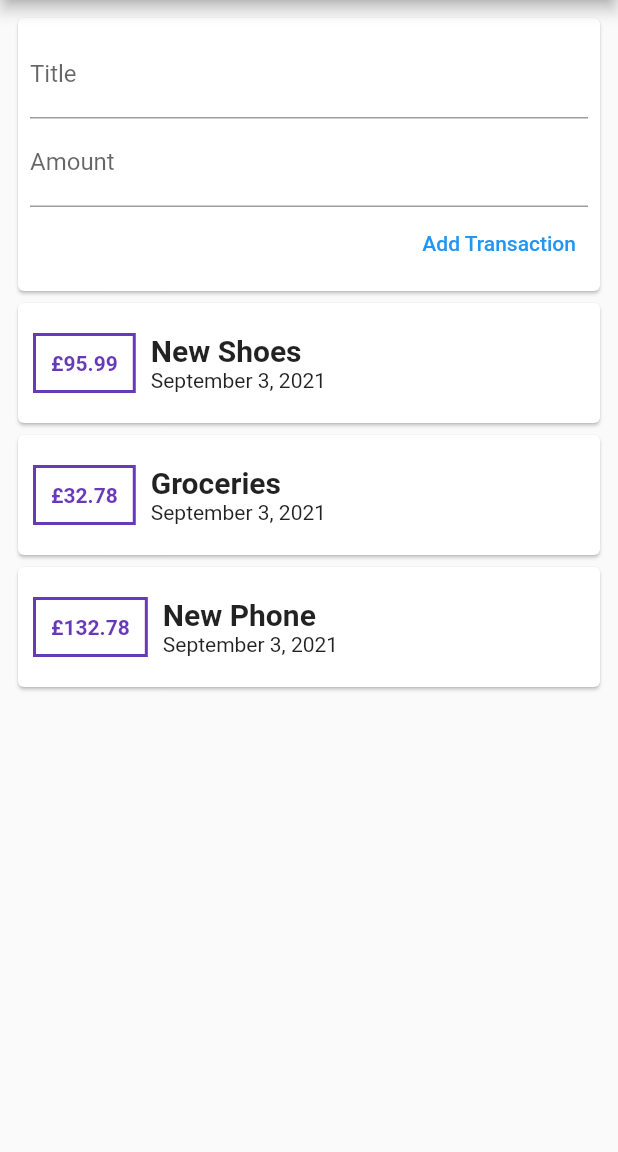
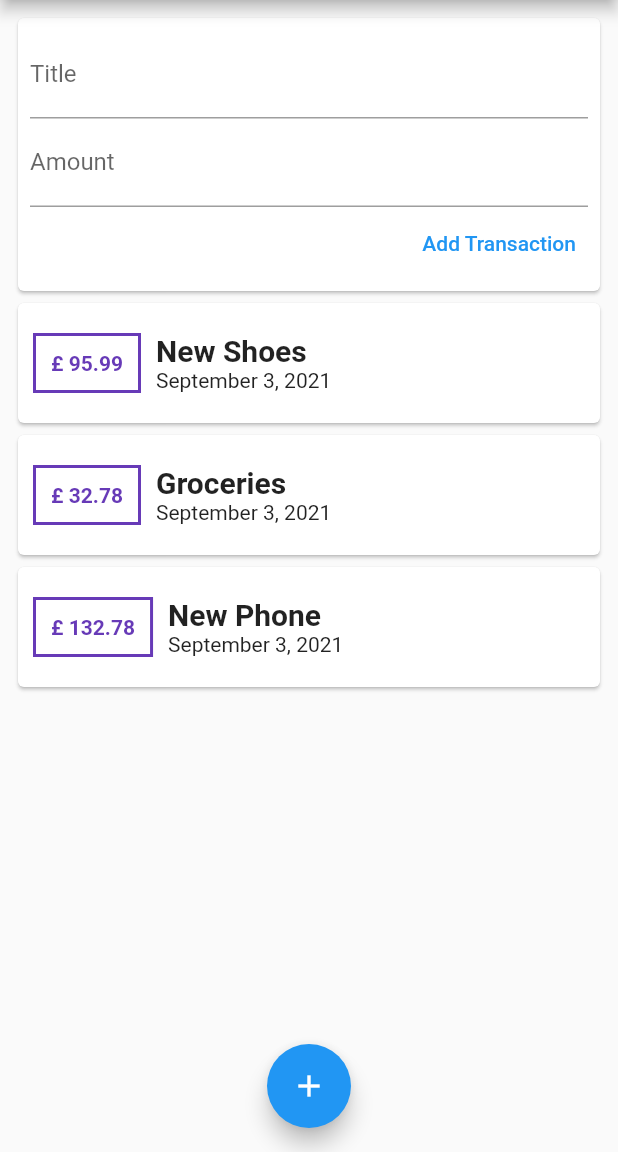
Before and after one commit to CrisCrassus/personal_expenses, a Flutter app: the screen it shows after launch, after a tap on "Add Transaction", on a phone screen of 412 x 824 dp, the part 84-1236 px from its top. Run offline on Flutter 3.47's test engine with Material 2 defaults, Android fonts, the phone set to English and light mode, and no system bars.

```diff
--- a/lib/main.dart
+++ b/lib/main.dart
@@ -1,5 +1,8 @@
 import 'package:flutter/material.dart';
+import 'package:personal_expenses/widgets/new_transaction.dart';
 import 'package:personal_expenses/widgets/user_transaction.dart';
+
+import 'models/transaction.dart';
 
 void main() => runApp(MyApp());
 
@@ -14,11 +17,49 @@ class MyApp extends StatelessWidget {
   }
 }
 
-class MyHomePage extends StatelessWidget {
-  final titleController = TextEditingController();
-  final amountController = TextEditingController();
+class MyHomePage extends StatefulWidget {
+  MyHomePage({Key key}) : super(key: key);
 
-  MyHomePage({Key key}) : super(key: key);
+  @override
+  _MyHomePageState createState() => _MyHomePageState();
+}
+
+class _MyHomePageState extends State<MyHomePage> {
+  /* final List<Transaction> _userTransaction = [
+    Transaction(
+      id: 't1',
+      title: 'New Shoes',
+      amount: 95.99,
+      date: DateTime.now(),
+    ),
+    Transaction(
+      id: 't2',
+      title: 'Groceries',
+      amount: 32.78,
+      date: DateTime.now(),
+    ),
+    Transaction(
+      id: 't2',
+      title: 'New Phone',
+      amount: 132.78,
+      date: DateTime.now(),
+    )
+  ];
+
+  void _addNewTransaction(String txTitle, double txAmount) {
+    final newTx = Transaction(
+      id: DateTime.now().toString(),
+      title: txTitle,
+      amount: txAmount,
+      date: DateTime.now(),
+    );
+  } */
+
+/*   void startAddNewTransaction(BuildContext ctx) {
+    showModalBottomSheet(context: ctx, builder: (bCtx) {
+      return NewTransaction(txHandler: _addNewTransaction);
+    });
+  } */
 
   @override
   Widget build(BuildContext context) {
@@ -52,6 +93,11 @@ class MyHomePage extends StatelessWidget {
           ),
         ),
       ),
+      floatingActionButtonLocation: FloatingActionButtonLocation.centerFloat,
+      floatingActionButton: FloatingActionButton(
+        child: Icon(Icons.add),
+        onPressed: () {},
+      ),
     );
   }
 }
--- a/lib/widgets/new_transaction.dart
+++ b/lib/widgets/new_transaction.dart
@@ -9,7 +9,17 @@ class NewTransaction extends StatelessWidget {
   NewTransaction({Key key, this.txHandler}) : super(key: key);
 
   void submitData() {
-    txHandler(titleController.text, double.parse(amountController.text));
+    final enteredTitle = titleController.text;
+    final enteredAmount = double.parse(amountController.text);
+
+    if (enteredTitle.isEmpty || enteredAmount <= 0) {
+      return;
+    }
+
+    txHandler(
+      enteredTitle,
+      enteredAmount,
+    );
   }
 
   @override
@@ -34,11 +44,11 @@ class NewTransaction extends StatelessWidget {
               decoration: InputDecoration(
                 labelText: 'Amount',
               ),
+              onSubmitted: (_) => submitData(),
             ),
             TextButton(
               onPressed: () {
-                txHandler(
-                    titleController.text, double.parse(amountController.text));
+                submitData();
               },
               child: Text('Add Transaction'),
             )
--- a/lib/widgets/transaction_list.dart
+++ b/lib/widgets/transaction_list.dart
@@ -28,7 +28,7 @@ class TransactionList extends StatelessWidget {
                   ),
                   child: Center(
                     child: Text(
-                      '£' + transactions[index].amount.toString(),
+                      '£ ${transactions[index].amount.toStringAsFixed(2)}',
                       style: TextStyle(
                         fontWeight: FontWeight.bold,
                         color: Colors.deepPurple,
@@ -51,6 +51,7 @@ class TransactionList extends StatelessWidget {
                     ),
                   ],
                 ),
+
               ],
             ),
           );
--- a/lib/widgets/user_transaction.dart
+++ b/lib/widgets/user_transaction.dart
@@ -53,9 +53,7 @@ class _UserTransactionState extends State<UserTransaction> {
     print('Building UserTransaction');
     return Column(
       children: [
-        NewTransaction(
-          txHandler: _addNewTransaction,
-        ),
+        NewTransaction(txHandler: _addNewTransaction),
         TransactionList(_userTransaction),
       ],
     );
```
